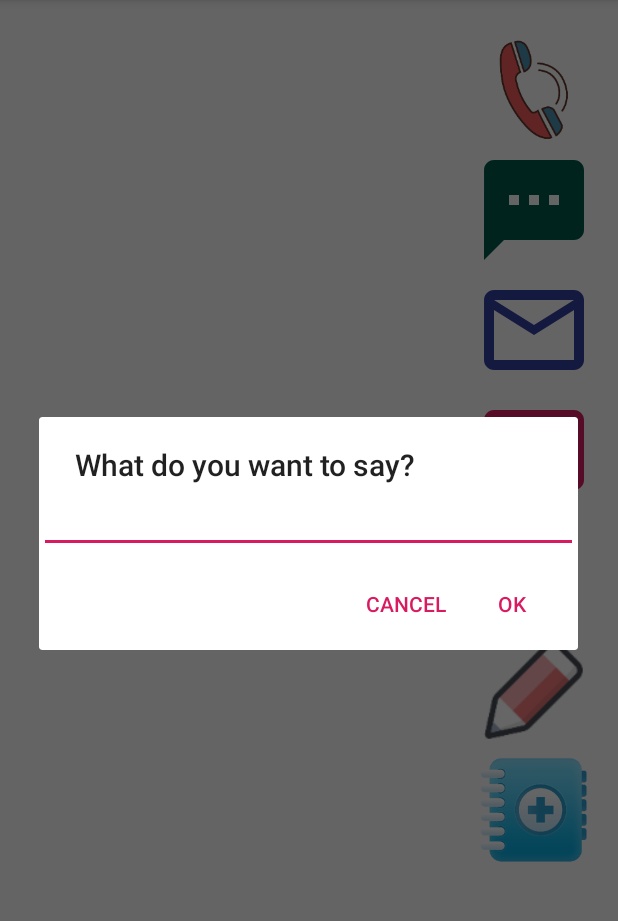
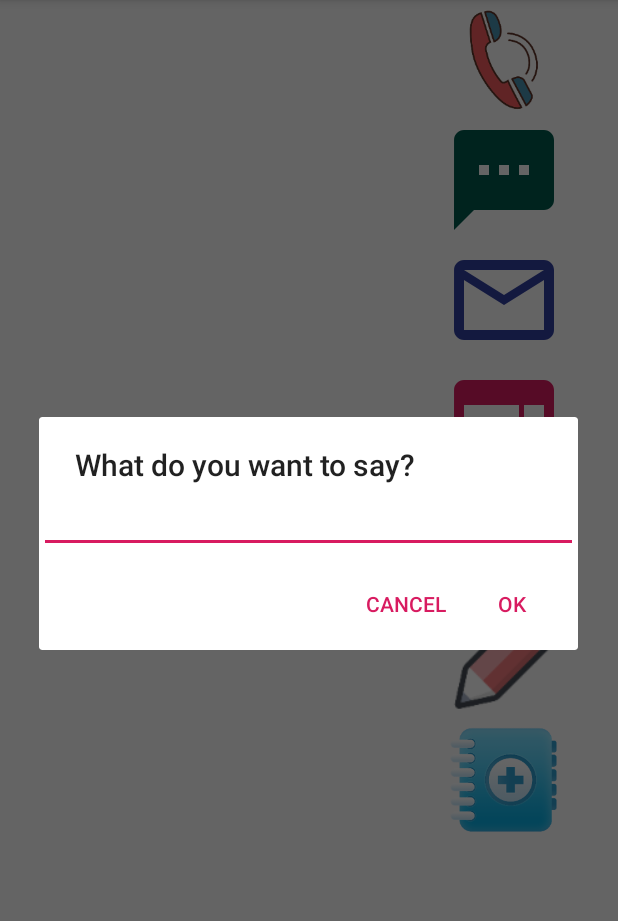
Before and after one commit to appsecco/VyAPI, an Android app: the HomeFragment screen opened directly, with no data from a screen before it, after a tap on "Send SMS", on a phone screen of 412 x 824 dp, the part 84-1005 px from its top. Run offline under Robolectric (Android 15) with nearby library versions, the phone set to English and light mode, and no system bars; our stand-ins replace Room's generated code; libraries missing offline, so code that uses them is left out: com.amazonaws.mobile; 1 statement that could not run was skipped.

Commit message:
Fixed layout issue for VyAPI installation in real device

```diff
--- a/app/src/main/res/layout/fragment_home.xml
+++ b/app/src/main/res/layout/fragment_home.xml
@@ -15,7 +15,7 @@
 
         <androidx.recyclerview.widget.RecyclerView
             android:id="@+id/contacts_recycler_view"
-            android:layout_width="290dp"
+            android:layout_width="250dp"
             android:layout_height="wrap_content"
             tools:listitem="@layout/contact_item"
             android:layout_marginTop="10dp"
@@ -24,11 +24,13 @@
         </androidx.recyclerview.widget.RecyclerView>
 
         <LinearLayout
-            android:layout_width="wrap_content"
+            android:layout_width="match_parent"
             android:layout_height="wrap_content"
+            android:layout_margin="0dp"
             android:isScrollContainer="false"
+            android:layoutDirection="ltr"
             android:orientation="vertical"
-            android:padding="20dp">
+            android:padding="0dp">
 
             <ImageView
                 android:id="@+id/iv_call"
```
